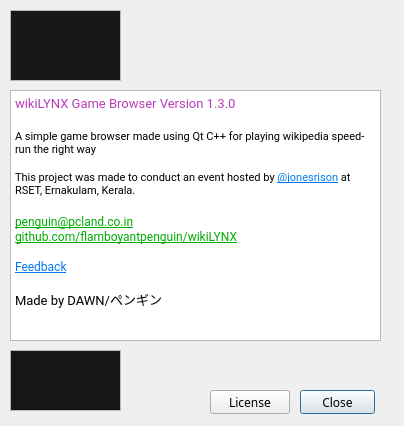
Before: the Qt Designer form wikiLYNX/ui/about.ui in flamboyantpenguin/wikilynx, drawn with Qt 5.
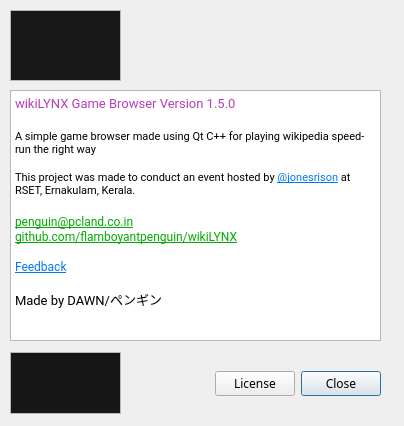
After: the same form once the commit is applied. Icons and pictures are not drawn.

What changed in the file:
```diff
--- a/wikiLYNX/ui/about.ui
+++ b/wikiLYNX/ui/about.ui
@@ -63,7 +63,7 @@
 li.unchecked::marker { content: &quot;\2610&quot;; }
 li.checked::marker { content: &quot;\2612&quot;; }
 &lt;/style&gt;&lt;/head&gt;&lt;body style=&quot; font-family:'Roboto'; font-size:10pt; font-weight:400; font-style:normal;&quot;&gt;
-&lt;p style=&quot; margin-top:0px; margin-bottom:0px; margin-left:0px; margin-right:0px; -qt-block-indent:0; text-indent:0px;&quot;&gt;&lt;span style=&quot; color:#b83dba;&quot;&gt;wikiLYNX Game Browser Version 1.3.0&lt;/span&gt;&lt;/p&gt;
+&lt;p style=&quot; margin-top:0px; margin-bottom:0px; margin-left:0px; margin-right:0px; -qt-block-indent:0; text-indent:0px;&quot;&gt;&lt;span style=&quot; color:#b83dba;&quot;&gt;wikiLYNX Game Browser Version 1.5.0&lt;/span&gt;&lt;/p&gt;
 &lt;p style=&quot;-qt-paragraph-type:empty; margin-top:0px; margin-bottom:0px; margin-left:0px; margin-right:0px; -qt-block-indent:0; text-indent:0px; color:#b83dba;&quot;&gt;&lt;br /&gt;&lt;/p&gt;
 &lt;p style=&quot; margin-top:0px; margin-bottom:0px; margin-left:0px; margin-right:0px; -qt-block-indent:0; text-indent:0px;&quot;&gt;&lt;span style=&quot; font-family:'Noto Sans'; font-size:8pt;&quot;&gt;A simple game browser made using Qt C++ for playing wikipedia speed-run the right way  &lt;/span&gt;&lt;/p&gt;
 &lt;p style=&quot;-qt-paragraph-type:empty; margin-top:0px; margin-bottom:0px; margin-left:0px; margin-right:0px; -qt-block-indent:0; text-indent:0px; font-family:'Noto Sans'; font-size:8pt;&quot;&gt;&lt;br /&gt;&lt;/p&gt;
@@ -83,39 +83,23 @@
     <bool>true</bool>
    </property>
   </widget>
-  <widget class="QPushButton" name="closeButton">
-   <property name="geometry">
-    <rect>
-     <x>300</x>
-     <y>390</y>
-     <width>75</width>
-     <height>24</height>
-    </rect>
-   </property>
-   <property name="toolTip">
-    <string>Close this Dialog</string>
-   </property>
-   <property name="statusTip">
-    <string/>
-   </property>
-   <property name="text">
-    <string>Close</string>
-   </property>
-   <property name="icon">
-    <iconset theme="close"/>
-   </property>
-   <property name="default">
-    <bool>true</bool>
-   </property>
-  </widget>
-  <widget class="QTextBrowser" name="textBrowser">
+  <widget class="QWidget" name="horizontalLayoutWidget">
    <property name="geometry">
     <rect>
      <x>10</x>
      <y>10</y>
+     <width>371</width>
+     <height>72</height>
+    </rect>
+   </property>
+   <layout class="QHBoxLayout" name="horizontalLayout">
+    <item>
+     <widget class="QTextBrowser" name="textBrowser">
+      <property name="maximumSize">
+       <size>
      <width>111</width>
      <height>71</height>
-    </rect>
+       </size>
    </property>
    <property name="inputMethodHints">
     <set>Qt::InputMethodHint::ImhNone</set>
@@ -140,14 +124,39 @@
     <set>Qt::TextInteractionFlag::NoTextInteraction</set>
    </property>
   </widget>
-  <widget class="QTextBrowser" name="textBrowser_2">
+    </item>
+    <item>
+     <spacer name="horizontalSpacer">
+      <property name="orientation">
+       <enum>Qt::Orientation::Horizontal</enum>
+      </property>
+      <property name="sizeHint" stdset="0">
+       <size>
+        <width>40</width>
+        <height>20</height>
+       </size>
+      </property>
+     </spacer>
+    </item>
+   </layout>
+  </widget>
+  <widget class="QWidget" name="horizontalLayoutWidget_2">
    <property name="geometry">
     <rect>
      <x>10</x>
      <y>350</y>
-     <width>111</width>
-     <height>61</height>
+     <width>371</width>
+     <height>67</height>
     </rect>
+   </property>
+   <layout class="QHBoxLayout" name="horizontalLayout_2">
+    <item>
+     <widget class="QTextBrowser" name="textBrowser_2">
+      <property name="maximumSize">
+       <size>
+        <width>111</width>
+        <height>62</height>
+       </size>
    </property>
    <property name="inputMethodHints">
     <set>Qt::InputMethodHint::ImhNone</set>
@@ -172,15 +181,22 @@
     <set>Qt::TextInteractionFlag::NoTextInteraction</set>
    </property>
   </widget>
+    </item>
+    <item>
+     <spacer name="horizontalSpacer_2">
+      <property name="orientation">
+       <enum>Qt::Orientation::Horizontal</enum>
+      </property>
+      <property name="sizeHint" stdset="0">
+       <size>
+        <width>40</width>
+        <height>20</height>
+       </size>
+      </property>
+     </spacer>
+    </item>
+    <item>
   <widget class="QPushButton" name="showLicense">
-   <property name="geometry">
-    <rect>
-     <x>210</x>
-     <y>390</y>
-     <width>80</width>
-     <height>24</height>
-    </rect>
-   </property>
    <property name="toolTip">
     <string>View License and Terms</string>
    </property>
@@ -193,6 +209,28 @@
    <property name="icon">
     <iconset theme="license"/>
    </property>
+     </widget>
+    </item>
+    <item>
+     <widget class="QPushButton" name="closeButton">
+      <property name="toolTip">
+       <string>Close this Dialog</string>
+      </property>
+      <property name="statusTip">
+       <string/>
+      </property>
+      <property name="text">
+       <string>Close</string>
+      </property>
+      <property name="icon">
+       <iconset theme="close"/>
+      </property>
+      <property name="default">
+       <bool>true</bool>
+      </property>
+     </widget>
+    </item>
+   </layout>
   </widget>
  </widget>
  <resources/>
```
Lines whose indentation alone changed are shown as unchanged.
